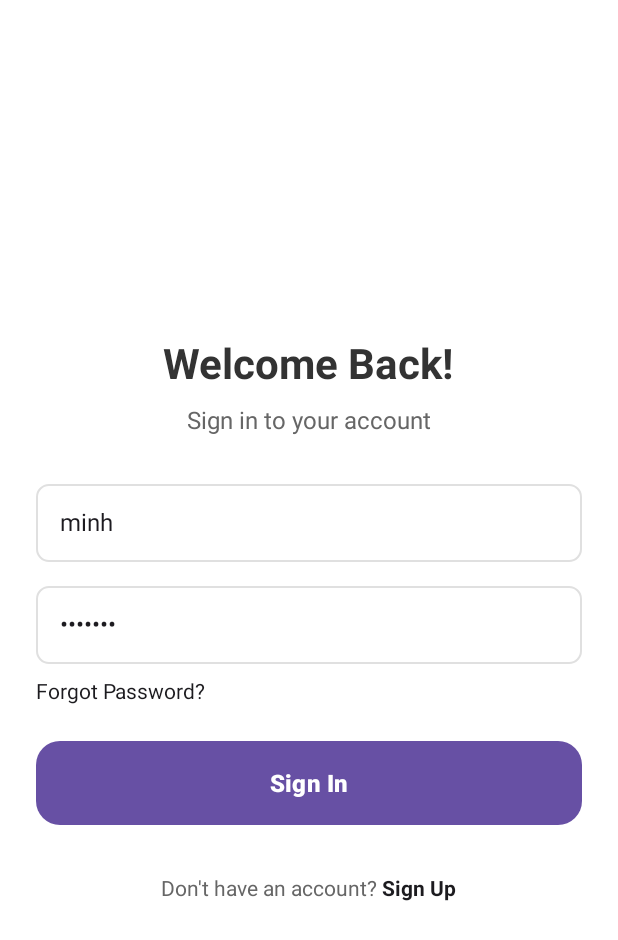
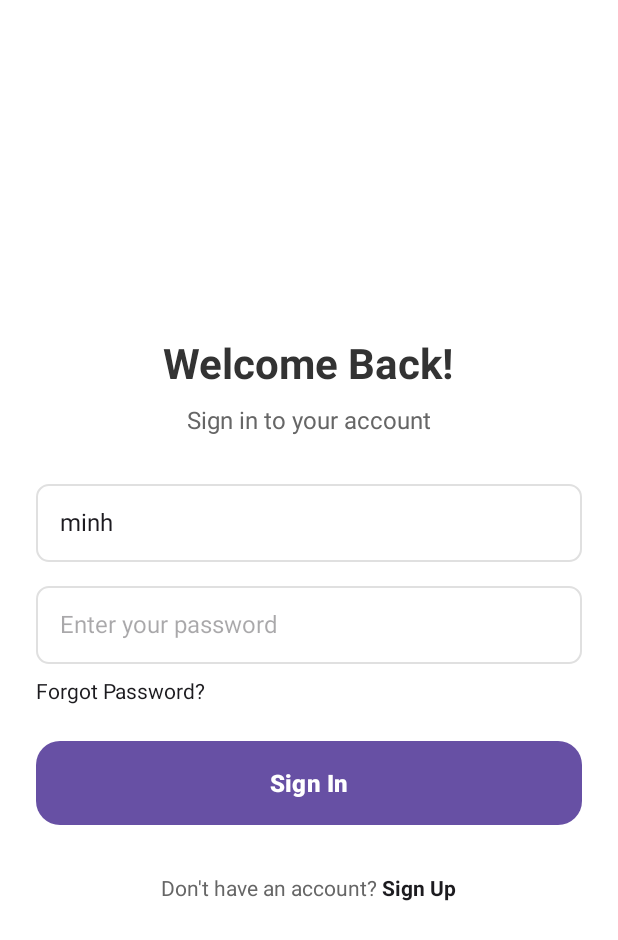
Before and after one commit to duc2292003-ops/8066819Assignment2, an Android app: the screen it shows after launch (LoginActivity), on a phone screen of 412 x 824 dp. Shown: the top 940 px of the screen. Run offline under Robolectric (Android 15) with nearby library versions, the phone set to English and light mode, and no system bars; our stand-ins replace Dagger/Hilt's generated code.

Commit message:
refactor: refactor project

```diff
--- a/app/src/main/java/com/example/s8066819assignment2/LoginActivity.kt
+++ b/app/src/main/java/com/example/s8066819assignment2/LoginActivity.kt
@@ -24,7 +24,6 @@ class LoginActivity : AppCompatActivity() {
         setContentView(binding.root)
 
         binding.etUsername.setText("minh")
-        binding.etPassword.setText("8066819")
 
         binding.btnLogin.setOnClickListener {
             val username = binding.etUsername.text.toString().trim()
```
